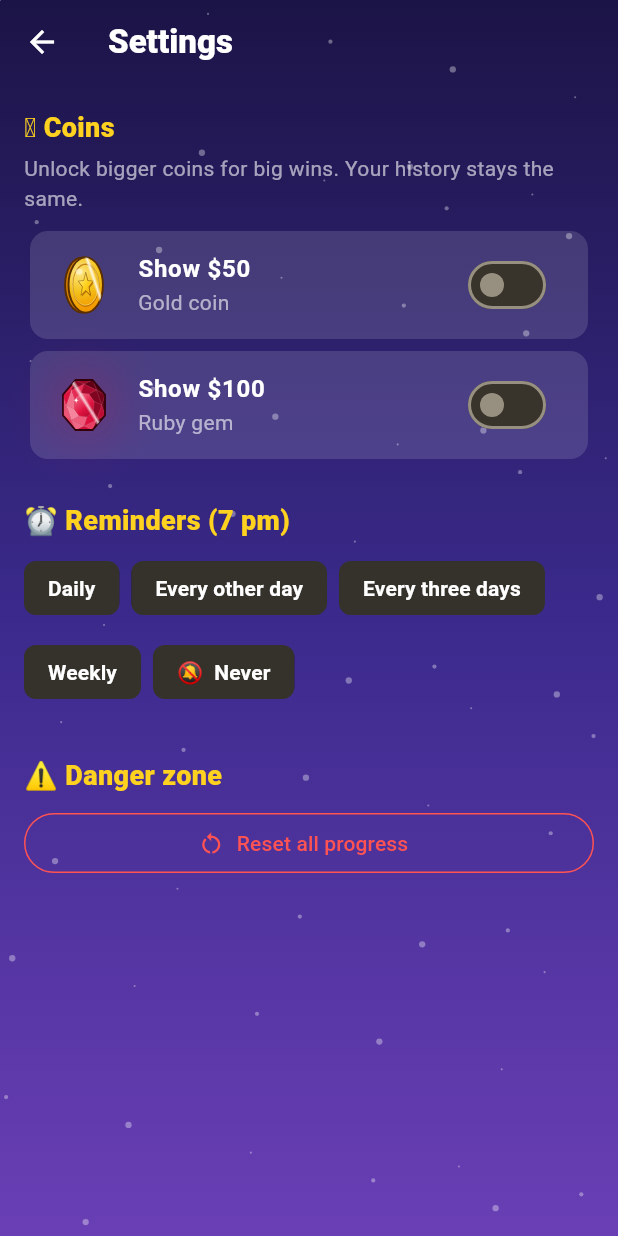
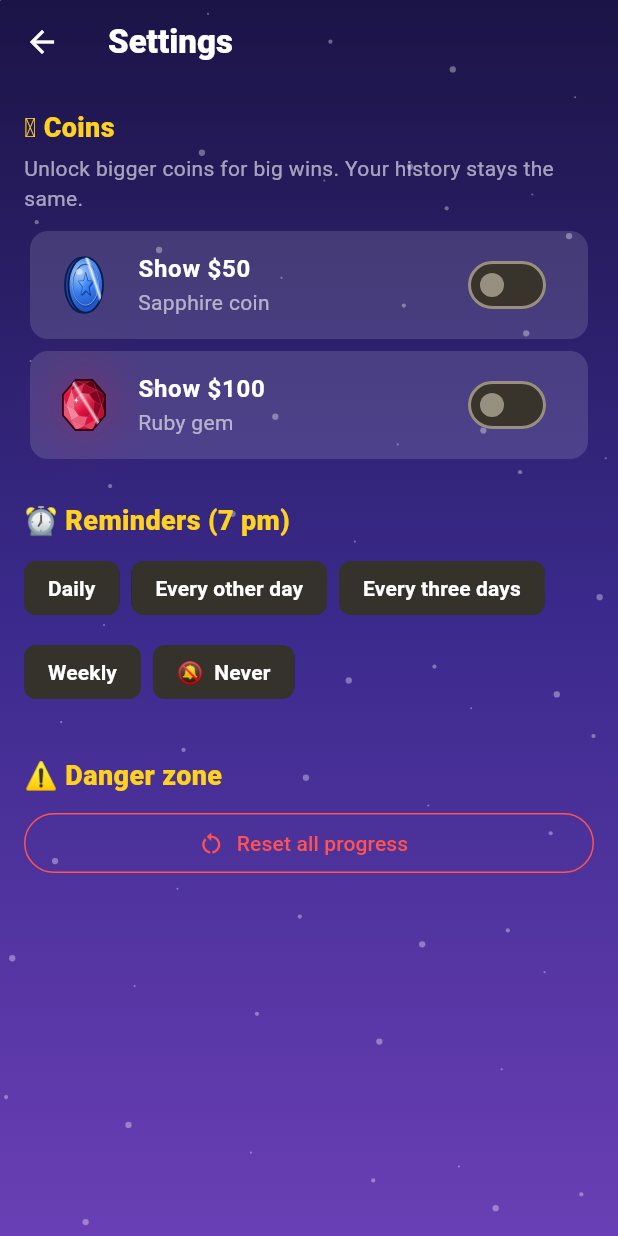
Before and after one commit to wpalace/quit-cash-mobile, a Flutter app: the SettingsScreen screen opened directly, on a phone screen of 412 x 824 dp. Run offline on Flutter 3.47's test engine with Material 3 defaults, Android fonts, the light colour scheme and no system bars; our stand-ins replace flutter_local_notifications, flutter_timezone, shared_preferences, timezone; accounts and stored records are empty.

Commit message:
feat(coins): swap colors — $10 is gold, $50 is sapphire blue (HUD icon stays gold)

```diff
--- a/lib/ui/core/themes/denominations.dart
+++ b/lib/ui/core/themes/denominations.dart
@@ -90,14 +90,14 @@ class Denomination {
 const denominations = <Denomination>[
   Denomination(1, 'Copper', Metals.copper),
   Denomination(5, 'Silver', Metals.silver),
-  Denomination(10, 'Sapphire', Metals.sapphire),
+  defaultCoin,
   Denomination(20, 'Emerald', Metals.emerald),
-  defaultCoin,
+  Denomination(50, 'Sapphire', Metals.sapphire),
   Denomination(100, 'Ruby', Metals.ruby, isGem: true),
 ];
 
 /// Gold coin: the HUD counter icon and default coin artwork.
-const defaultCoin = Denomination(50, 'Gold', Metals.gold);
+const defaultCoin = Denomination(10, 'Gold', Metals.gold);
 
 /// Denominations that can be hidden in Settings.
 const optionalDenominations = {50, 100};
--- a/lib/ui/core/view_models/savings_view_model.dart
+++ b/lib/ui/core/view_models/savings_view_model.dart
@@ -79,7 +79,7 @@ class SavingsViewModel extends ChangeNotifier {
   bool _showFifty = false;
   bool _showHundred = false;
 
-  /// Settings: show the \$50 gold coin / \$100 ruby in the picker.
+  /// Settings: show the \$50 sapphire coin / \$100 ruby in the picker.
   /// Both default to off (opt-in). Hiding never touches saved history.
   bool get showFifty => _showFifty;
   bool get showHundred => _showHundred;
--- a/lib/ui/settings/settings_screen.dart
+++ b/lib/ui/settings/settings_screen.dart
@@ -100,7 +100,7 @@ class _CoinToggles extends StatelessWidget {
           key: const Key('toggle-50'),
           denomination: denominationFor(50),
           title: 'Show \$50',
-          subtitle: 'Gold coin',
+          subtitle: 'Sapphire coin',
           value: model.showFifty,
           onChanged: model.setShowFifty,
         ),
```
Also changed, not shown: 3 other files.
